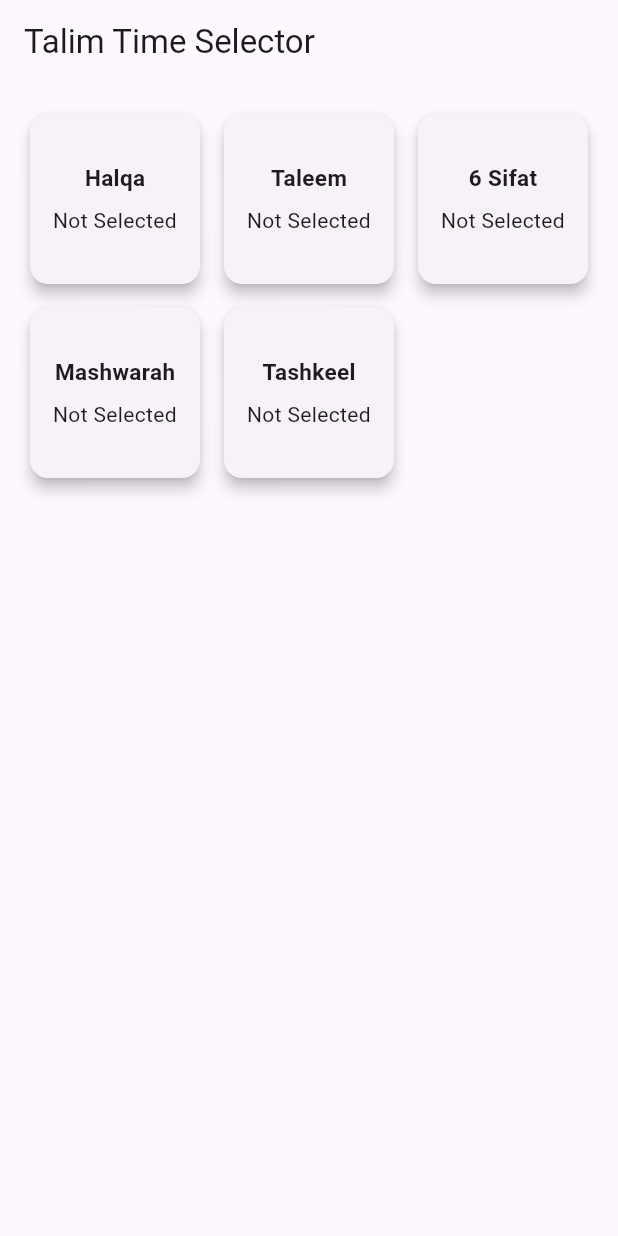
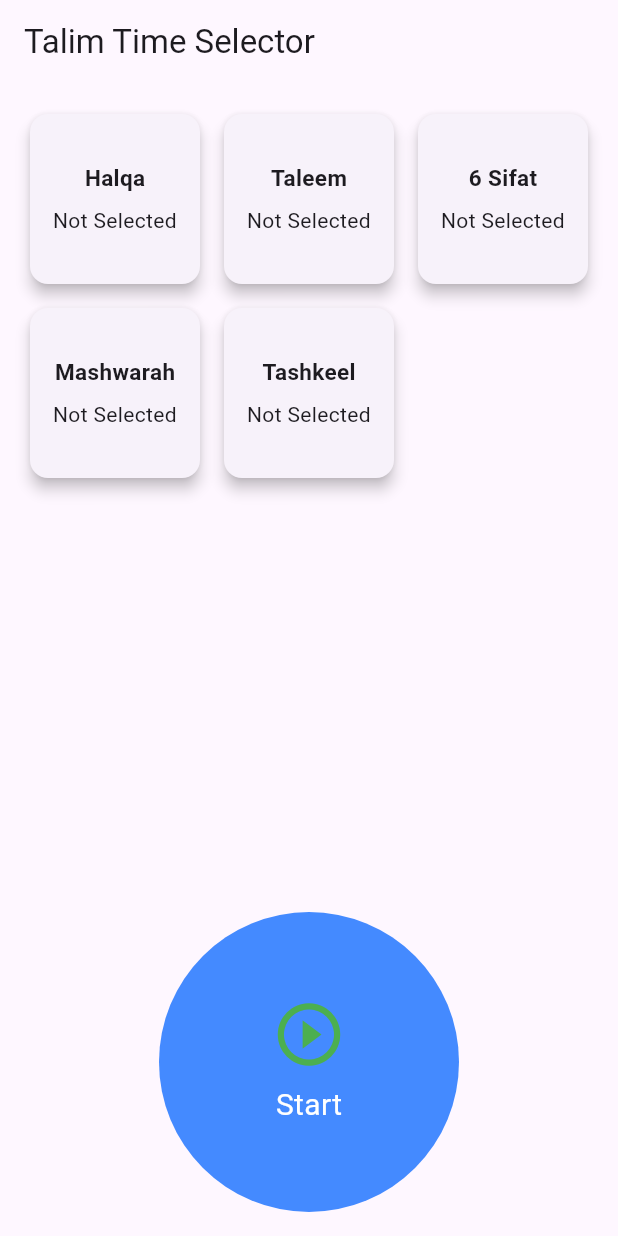
Before and after one commit to sofia883/taleem_repo, a Flutter app: the screen it shows after launch, on a phone screen of 412 x 824 dp. Run offline on Flutter 3.47's test engine with Material 3 defaults, Android fonts, the light colour scheme and no system bars; our stand-ins replace audioplayers, shared_preferences.

Commit message:
created start_stop button

```diff
--- a/lib/common_imports.dart
+++ b/lib/common_imports.dart
@@ -3,6 +3,8 @@ export 'package:flutter/material.dart';
 export 'dart:async';
 export 'package:audioplayers/audioplayers.dart';
 export 'package:shared_preferences/shared_preferences.dart';
+export 'package:flutter/cupertino.dart' hide RefreshCallback;
+
 
 // screens
 export 'package:taleem_app/screens/home_screen.dart';
@@ -11,3 +13,5 @@ export 'package:taleem_app/screens/setting_screen.dart';
 export 'package:taleem_app/models/session_model.dart';
 // services
 export 'package:taleem_app/services/store_service.dart';
+//widgets
+export 'package:taleem_app/widgets/start_stop_button.dart';
--- /dev/null
+++ b/lib/models/button_model.dart
@@ -0,0 +1,31 @@
+import 'package:taleem_app/common_imports.dart';
+class SessionCircleContainer extends StatelessWidget {
+  final Widget child;
+  final VoidCallback? onTap;
+  final double size;
+  final Color color;
+
+  const SessionCircleContainer({
+    Key? key,
+    required this.child,
+    this.onTap,
+    this.size = 200,
+    this.color = Colors.blueAccent,
+  }) : super(key: key);
+
+  @override
+  Widget build(BuildContext context) {
+    return GestureDetector(
+      onTap: onTap,
+      child: Container(
+        width: size,
+        height: size,
+        decoration: BoxDecoration(
+          shape: BoxShape.circle,
+          color: color,
+        ),
+        child: Center(child: child),
+      ),
+    );
+  }
+}
--- a/lib/screens/home_screen.dart
+++ b/lib/screens/home_screen.dart
@@ -1,6 +1,4 @@
-import 'package:flutter/cupertino.dart';
 import 'package:taleem_app/common_imports.dart';
-
 class HomeScreen extends StatefulWidget {
   @override
   _HomeScreenState createState() => _HomeScreenState();
@@ -110,7 +108,11 @@ class _HomeScreenState extends State<HomeScreen> {
       appBar: AppBar(
         title: Text("Talim Time Selector"),
       ),
-      body: Padding(
+      body: Column(
+        children: [
+          // Grid for session items.
+          Expanded(
+            child: Padding(
               padding: EdgeInsets.all(16),
               child: GridView.count(
                 crossAxisCount: 3,
@@ -119,6 +121,32 @@ class _HomeScreenState extends State<HomeScreen> {
                 children: sessions.map((session) => _buildGridItem(session)).toList(),
               ),
             ),
+          ),
+          // Start session container at the bottom.
+          Padding(
+            padding: const EdgeInsets.only(bottom: 16.0),
+            child: SessionCircleContainer(
+              onTap: () {
+                // Navigate to your SessionScreen, passing the sessions list.
+                Navigator.push(
+                  context,
+                  MaterialPageRoute(
+                    builder: (context) => SessionScreen(sessions: sessions),
+                  ),
+                );
+              },
+              child: Column(
+                mainAxisAlignment: MainAxisAlignment.center,
+                children: [
+                  Icon(Icons.play_circle_outline, size: 50, color: Colors.green),
+                  SizedBox(height: 8),
+                  Text("Start", style: TextStyle(fontSize: 20, color: Colors.white)),
+                ],
+              ),
+            ),
+          ),
+        ],
+      ),
     );
   }
 }
```
Also changed, not shown: lib/widgets/start_stop_button.dart (added, +270 -0 lines). Lines whose indentation alone changed are shown as unchanged.
